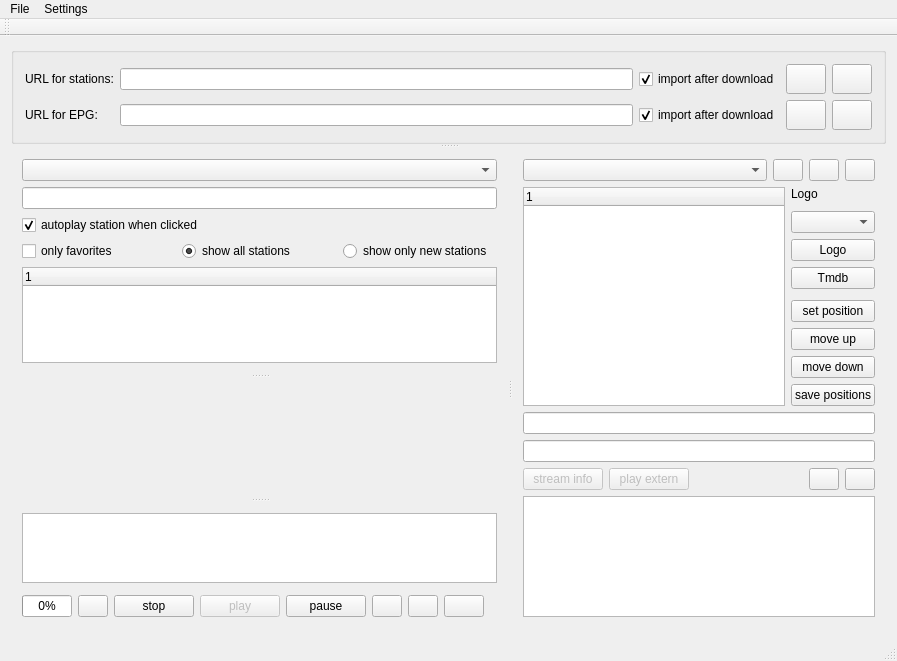
Old version of the form mainwindow.ui in the repository sgersing73/m3uMan.
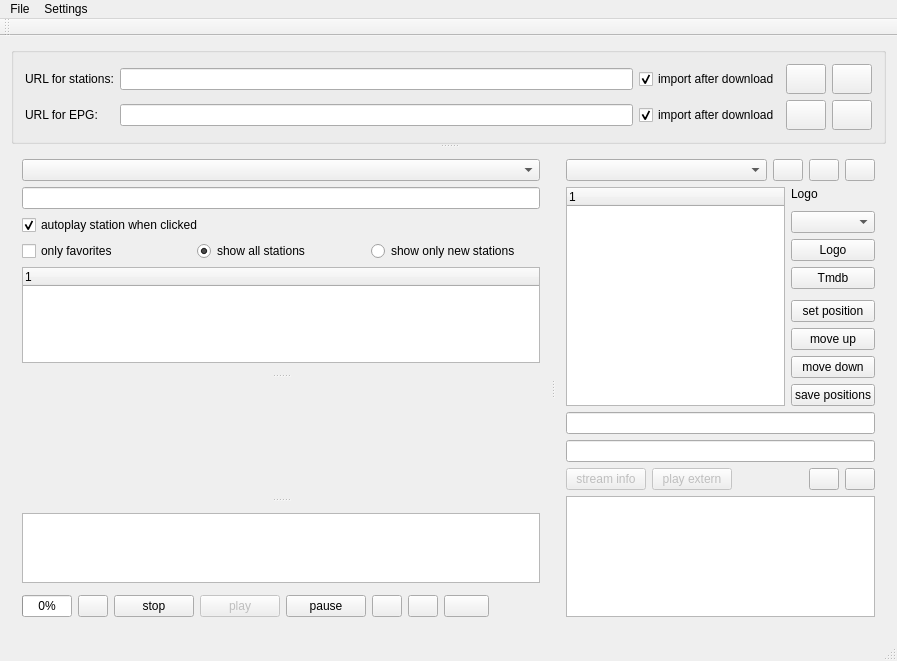
New version of the form. Icons and pictures are not drawn. Custom widgets are drawn as their Qt base class.

Diff of the .ui file:
```diff
--- a/mainwindow.ui
+++ b/mainwindow.ui
@@ -275,7 +275,7 @@
          <widget class="QWidget" name="layoutWidget">
           <layout class="QGridLayout" name="gridLayout">
            <property name="sizeConstraint">
-            <enum>QLayout::SetDefaultConstraint</enum>
+            <enum>QLayout::SetMinimumSize</enum>
            </property>
            <item row="2" column="0">
             <layout class="QHBoxLayout" name="horizontalLayout_5">
@@ -514,6 +514,12 @@
              <property name="mouseTracking">
               <bool>true</bool>
              </property>
+             <property name="sizeAdjustPolicy">
+              <enum>QAbstractScrollArea::AdjustToContents</enum>
+             </property>
+             <property name="dragDropMode">
+              <enum>QAbstractItemView::DropOnly</enum>
+             </property>
              <property name="columnCount">
               <number>1</number>
              </property>
```
Left out of the diff: 10 changed lines with no effect on the pictures.
